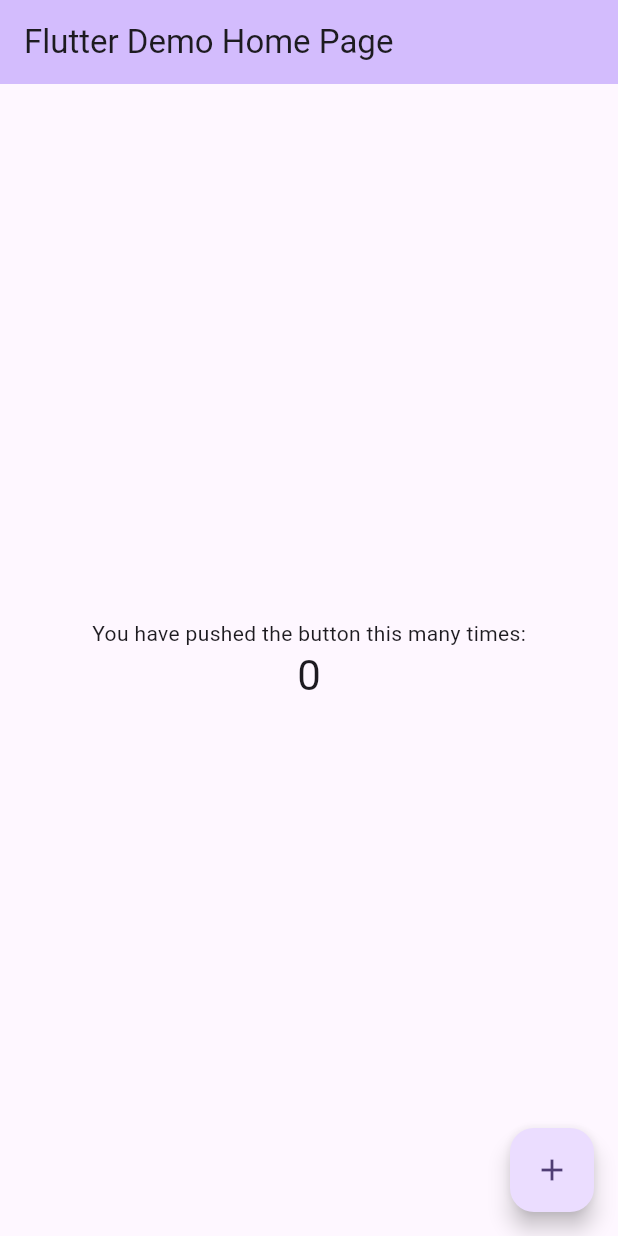
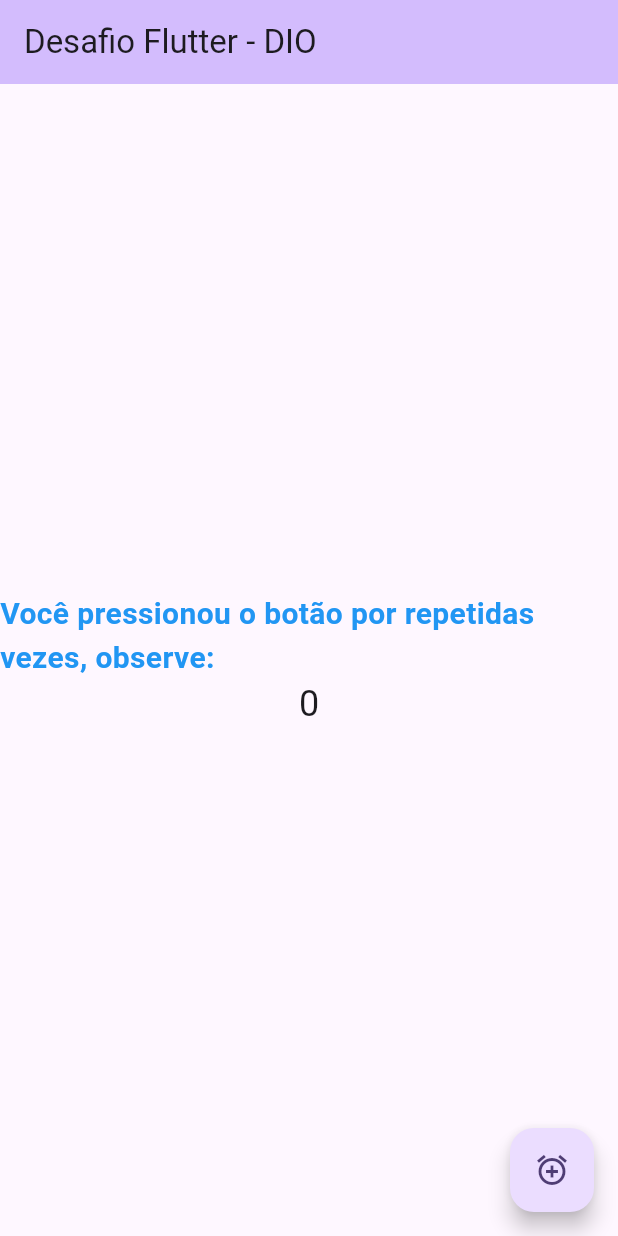
Before and after one commit to ZFrosk/primeiroAppFlutter, a Flutter app: the screen it shows after launch, on a phone screen of 412 x 824 dp. Run offline on Flutter 3.47's test engine with Material 2 defaults, Android fonts, the phone set to English and light mode, and no system bars.

Commit message:
Alteracao no arquivo lib de Flutter

```diff
--- a/projeto/lib/main.dart
+++ b/projeto/lib/main.dart
@@ -11,7 +11,7 @@ class MyApp extends StatelessWidget {
   @override
   Widget build(BuildContext context) {
     return MaterialApp(
-      title: 'Flutter Demo',
+      title: 'Mini desafio de Flutter',
       theme: ThemeData(
         // This is the theme of your application.
         //
@@ -31,7 +31,7 @@ class MyApp extends StatelessWidget {
         colorScheme: ColorScheme.fromSeed(seedColor: Colors.deepPurple),
         useMaterial3: true,
       ),
-      home: const MyHomePage(title: 'Flutter Demo Home Page'),
+      home: const MyHomePage(title: 'Desafio Flutter - DIO'),
     );
   }
 }
@@ -106,11 +106,15 @@ class _MyHomePageState extends State<MyHomePage> {
           mainAxisAlignment: MainAxisAlignment.center,
           children: <Widget>[
             const Text(
-              'You have pushed the button this many times:',
+              'Você pressionou o botão por repetidas vezes, observe: ',
+              style: TextStyle(
+                  color: Colors.blue,
+                  fontWeight: FontWeight.bold,
+                  fontSize: 20),
             ),
             Text(
               '$_counter',
-              style: Theme.of(context).textTheme.headlineMedium,
+              style: Theme.of(context).textTheme.headlineSmall,
             ),
           ],
         ),
@@ -118,7 +122,7 @@ class _MyHomePageState extends State<MyHomePage> {
       floatingActionButton: FloatingActionButton(
         onPressed: _incrementCounter,
         tooltip: 'Increment',
-        child: const Icon(Icons.add),
+        child: const Icon(Icons.add_alarm_sharp),
       ), // This trailing comma makes auto-formatting nicer for build methods.
     );
   }
```
